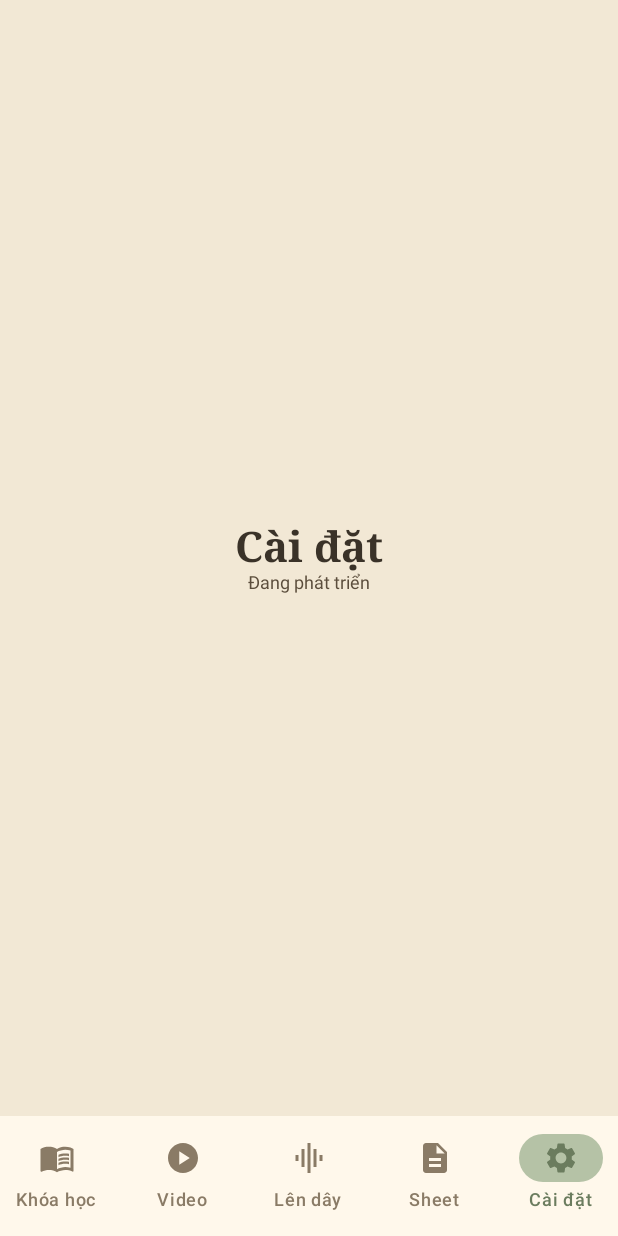
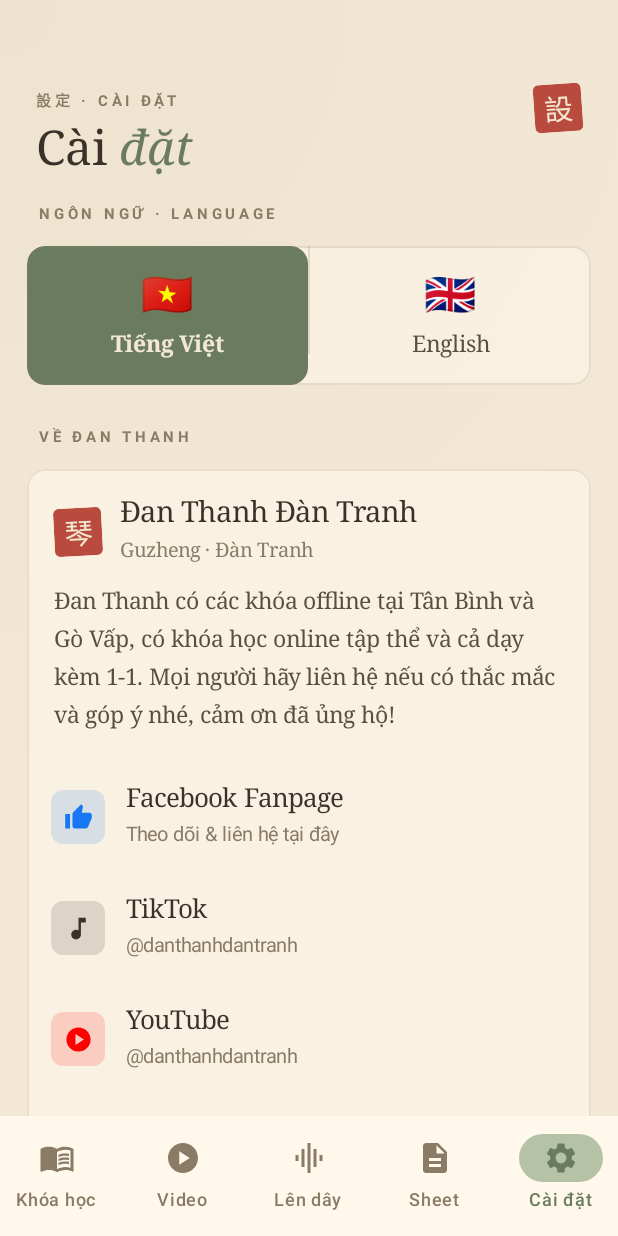
Before and after one commit to ntee22/AppHocDanTranh, an Android app built with Jetpack Compose: the SettingsTabRoute screen opened through its navigation route, on a phone screen of 412 x 824 dp. Run offline under Robolectric (Android 15) with nearby library versions, the phone set to English and light mode, and no system bars.

Commit message:
feat(android): build the Settings tab
Language toggle, About card with the four social links, rate/share/email
rows, version row and footer. Ported from iOS SettingsView.

Two deviations, both agreed: the Tuner sensitivity section is omitted
until the Tuner tab exists, and the store rows point at
market://details?id=... so they start working the moment the Play listing
goes live, with no re-release.

Enables buildConfig so the version row reads BuildConfig.VERSION_NAME.

Co-Authored-By: Claude Opus 5 (1M context) <noreply@anthropic.com>
Claude-Session: https://claude.ai/code/session_016qZuMzUgZAjXi3pVxbD5dD

```diff
--- a/android/app/build.gradle.kts
+++ b/android/app/build.gradle.kts
@@ -41,6 +41,8 @@ android {
     }
     buildFeatures {
         compose = true
+        // Settings shows the version name; BuildConfig is the compile-time source for it.
+        buildConfig = true
     }
     testOptions {
         unitTests {
--- a/android/app/src/main/java/vn/hocdantranh/guzheng/ui/MainScaffold.kt
+++ b/android/app/src/main/java/vn/hocdantranh/guzheng/ui/MainScaffold.kt
@@ -27,6 +27,7 @@ import androidx.navigation.compose.rememberNavController
 import androidx.navigation.navArgument
 import vn.hocdantranh.guzheng.ui.lessons.LessonDetailRoute
 import vn.hocdantranh.guzheng.ui.lessons.LessonsRoute
+import vn.hocdantranh.guzheng.ui.settings.SettingsTabRoute
 import vn.hocdantranh.guzheng.ui.sheet.SheetPageZoomScreen
 import vn.hocdantranh.guzheng.ui.sheet.SheetRoute
 import vn.hocdantranh.guzheng.ui.sheet.SheetViewModel
@@ -161,11 +162,16 @@ fun MainScaffold() {
                 }
             }
 
+            composable(Destination.SETTINGS.route) {
+                SettingsTabRoute()
+            }
+
             Destination.entries
                 .filterNot {
                     it == Destination.LESSONS ||
                         it == Destination.VIDEO ||
-                        it == Destination.SHEET
+                        it == Destination.SHEET ||
+                        it == Destination.SETTINGS
                 }
                 .forEach { destination ->
                     composable(destination.route) {
--- /dev/null
+++ b/android/app/src/main/java/vn/hocdantranh/guzheng/ui/settings/SettingsLinks.kt
@@ -0,0 +1,30 @@
+package vn.hocdantranh.guzheng.ui.settings
+
+/**
+ * Every outbound destination the Settings screen offers.
+ *
+ * Kept as plain constants in one file so the URLs can be checked at a glance and unit
+ * tested — a typo here is invisible until someone taps the row on a real phone.
+ */
+object SettingsLinks {
+    const val FACEBOOK = "https://www.facebook.com/dantranhhcm"
+    const val TIKTOK = "https://www.tiktok.com/@danthanhdantranh"
+    const val YOUTUBE = "https://www.youtube.com/@danthanhdantranh"
+    const val SHOPEE =
+        "https://shopee.vn/danthanhdantranh?categoryId=100630&entryPoint=ShopByPDP&itemId=26115698334"
+    const val EMAIL = "danthanhdantranh@gmail.com"
+
+    /** The app's own id; both store links are built from it. */
+    const val PACKAGE = "vn.hocdantranh.guzheng"
+
+    /**
+     * Opens the Play Store app directly. Resolves only once the listing is live, so the
+     * caller must fall back to [playStoreWebUrl] when no activity handles it.
+     */
+    fun playStoreAppUrl(packageName: String = PACKAGE): String =
+        "market://details?id=$packageName"
+
+    /** Browser form of the listing, and the URL shared in the share sheet. */
+    fun playStoreWebUrl(packageName: String = PACKAGE): String =
+        "https://play.google.com/store/apps/details?id=$packageName"
+}
--- /dev/null
+++ b/android/app/src/main/java/vn/hocdantranh/guzheng/ui/settings/SettingsScreen.kt
@@ -0,0 +1,528 @@
+package vn.hocdantranh.guzheng.ui.settings
+
+import android.content.ActivityNotFoundException
+import android.content.Context
+import android.content.Intent
+import android.net.Uri
+import android.widget.Toast
+import androidx.compose.animation.animateColorAsState
+import androidx.compose.foundation.background
+import androidx.compose.foundation.border
+import androidx.compose.foundation.clickable
+import androidx.compose.foundation.layout.Arrangement
+import androidx.compose.foundation.layout.Box
+import androidx.compose.foundation.layout.Column
+import androidx.compose.foundation.layout.PaddingValues
+import androidx.compose.foundation.layout.Row
+import androidx.compose.foundation.layout.fillMaxSize
+import androidx.compose.foundation.layout.fillMaxWidth
+import androidx.compose.foundation.layout.height
+import androidx.compose.foundation.layout.padding
+import androidx.compose.foundation.layout.size
+import androidx.compose.foundation.layout.width
+import androidx.compose.foundation.rememberScrollState
+import androidx.compose.foundation.shape.RoundedCornerShape
+import androidx.compose.foundation.verticalScroll
+import androidx.compose.material.icons.Icons
+import androidx.compose.material.icons.filled.Email
+import androidx.compose.material.icons.filled.Info
+import androidx.compose.material.icons.filled.MusicNote
+import androidx.compose.material.icons.filled.PlayCircle
+import androidx.compose.material.icons.filled.Share
+import androidx.compose.material.icons.filled.ShoppingCart
+import androidx.compose.material.icons.filled.Star
+import androidx.compose.material.icons.filled.ThumbUp
+import androidx.compose.material3.Icon
+import androidx.compose.material3.Text
+import androidx.compose.runtime.Composable
+import androidx.compose.runtime.getValue
+import androidx.compose.ui.Alignment
+import androidx.compose.ui.Modifier
+import androidx.compose.ui.draw.clip
+import androidx.compose.ui.graphics.Color
+import androidx.compose.ui.graphics.vector.ImageVector
+import androidx.compose.ui.platform.LocalContext
+import androidx.compose.ui.res.stringResource
+import androidx.compose.ui.text.SpanStyle
+import androidx.compose.ui.text.buildAnnotatedString
+import androidx.compose.ui.text.font.FontFamily
+import androidx.compose.ui.text.font.FontStyle
+import androidx.compose.ui.text.font.FontWeight
+import androidx.compose.ui.text.style.TextAlign
+import androidx.compose.ui.text.withStyle
+import androidx.compose.ui.unit.dp
+import androidx.compose.ui.unit.sp
+import vn.hocdantranh.guzheng.BuildConfig
+import vn.hocdantranh.guzheng.R
+import vn.hocdantranh.guzheng.ui.components.InkSeal
+import vn.hocdantranh.guzheng.ui.components.OverlineLabel
+import vn.hocdantranh.guzheng.ui.components.PaperBackground
+import vn.hocdantranh.guzheng.ui.theme.VintageColors
+
+/** Brand colours for the social rows — deliberately off-palette, as on iOS. */
+private val FacebookBlue = Color(0xFF1877F2)
+private val YouTubeRed = Color(0xFFFF0000)
+private val ShopeeOrange = Color(0xFFEE4D2D)
+
+@Composable
+fun SettingsRoute(
+    language: String,
+    onLanguageChange: (String) -> Unit,
+) {
+    val context = LocalContext.current
+    val openFailed = stringResource(R.string.settings_open_failed)
+    val shareText = stringResource(
+        R.string.settings_share_text,
+        SettingsLinks.playStoreWebUrl(),
+    )
+    val shareChooser = stringResource(R.string.settings_share_chooser)
+    val emailSubject = stringResource(R.string.settings_feedback_subject)
+
+    SettingsScreen(
+        language = language,
+        versionName = BuildConfig.VERSION_NAME,
+        onLanguageChange = onLanguageChange,
+        onOpenUrl = { url -> context.openUrl(url, openFailed) },
+        onRate = { context.openPlayStore(openFailed) },
+        onShare = { context.shareText(shareText, shareChooser, openFailed) },
+        onEmail = { context.sendEmail(SettingsLinks.EMAIL, emailSubject, openFailed) },
+    )
+}
+
+@Composable
+fun SettingsScreen(
+    language: String,
+    versionName: String,
+    onLanguageChange: (String) -> Unit,
+    onOpenUrl: (String) -> Unit,
+    onRate: () -> Unit,
+    onShare: () -> Unit,
+    onEmail: () -> Unit,
+) {
+    Box(Modifier.fillMaxSize()) {
+        PaperBackground()
+
+        Column(
+            Modifier
+                .fillMaxSize()
+                .verticalScroll(rememberScrollState())
+                .padding(bottom = 110.dp)
+        ) {
+            Header()
+
+            LanguageSelector(
+                language = language,
+                onLanguageChange = onLanguageChange,
+                modifier = Modifier
+                    .padding(horizontal = 18.dp)
+                    .padding(bottom = 24.dp),
+            )
+
+            SettingsSection(title = stringResource(R.string.settings_section_about)) {
+                BioCard()
+                SettingsRow(
+                    icon = Icons.Filled.ThumbUp,
+                    iconColor = FacebookBlue,
+                    title = stringResource(R.string.settings_facebook_title),
+                    subtitle = stringResource(R.string.settings_facebook_subtitle),
+                    onClick = { onOpenUrl(SettingsLinks.FACEBOOK) },
+                )
+                SettingsRow(
+                    icon = Icons.Filled.MusicNote,
+                    iconColor = VintageColors.inkDark,
+                    title = stringResource(R.string.settings_tiktok_title),
+                    subtitle = stringResource(R.string.settings_tiktok_subtitle),
+                    onClick = { onOpenUrl(SettingsLinks.TIKTOK) },
+                )
+                SettingsRow(
+                    icon = Icons.Filled.PlayCircle,
+                    iconColor = YouTubeRed,
+                    title = stringResource(R.string.settings_youtube_title),
+                    subtitle = stringResource(R.string.settings_youtube_subtitle),
+                    onClick = { onOpenUrl(SettingsLinks.YOUTUBE) },
+                )
+                SettingsRow(
+                    icon = Icons.Filled.ShoppingCart,
+                    iconColor = ShopeeOrange,
+                    title = stringResource(R.string.settings_shopee_title),
+                    subtitle = stringResource(R.string.settings_shopee_subtitle),
+                    onClick = { onOpenUrl(SettingsLinks.SHOPEE) },
+                )
+            }
+
+            SettingsSection(title = stringResource(R.string.settings_section_app)) {
+                SettingsRow(
+                    icon = Icons.Filled.Star,
+                    iconColor = VintageColors.vintageGold,
+                    title = stringResource(R.string.settings_rate_title),
+                    subtitle = stringResource(R.string.settings_rate_subtitle),
+                    onClick = onRate,
+                )
+                SettingsRow(
+                    icon = Icons.Filled.Share,
+                    iconColor = VintageColors.sageDark,
+                    title = stringResource(R.string.settings_share_title),
+                    subtitle = stringResource(R.string.settings_share_subtitle),
+                    onClick = onShare,
+                )
+                SettingsRow(
+                    icon = Icons.Filled.Email,
+                    iconColor = VintageColors.inkMuted,
+                    title = stringResource(R.string.settings_feedback_title),
+                    subtitle = stringResource(R.string.settings_feedback_subtitle),
+                    onClick = onEmail,
+                )
+            }
+
+            SettingsSection(title = stringResource(R.string.settings_section_info)) {
+                VersionRow(versionName = versionName)
+            }
+
+            Footer()
+        }
+    }
+}
+
+@Composable
+private fun Header() {
+    Row(
+        Modifier
+            .fillMaxWidth()
+            .padding(horizontal = 24.dp)
+            .padding(top = 56.dp, bottom = 14.dp),
+        verticalAlignment = Alignment.Top,
+    ) {
+        Column(
+            Modifier.weight(1f),
+            verticalArrangement = Arrangement.spacedBy(2.dp),
+        ) {
+            OverlineLabel(text = stringResource(R.string.settings_overline))
+            Text(
+                text = buildAnnotatedString {
+                    withStyle(SpanStyle(color = VintageColors.inkDark)) {
+                        append(stringResource(R.string.settings_header_title))
+                    }
+                    withStyle(
+                        SpanStyle(
+                            color = VintageColors.sageDark,
+                            fontStyle = FontStyle.Italic,
+                        )
+                    ) {
+                        append(stringResource(R.string.settings_header_accent))
+                    }
+                },
+                fontSize = 32.sp,
+                fontWeight = FontWeight.Medium,
+                fontFamily = FontFamily.Serif,
+            )
+        }
+        InkSeal(char = "設", size = 32.dp)
+    }
+}
+
+@Composable
+private fun LanguageSelector(
+    language: String,
+    onLanguageChange: (String) -> Unit,
+    modifier: Modifier = Modifier,
+) {
+    Column(modifier, verticalArrangement = Arrangement.spacedBy(10.dp)) {
+        OverlineLabel(
+            text = stringResource(R.string.settings_language_overline),
+            modifier = Modifier.padding(horizontal = 8.dp),
+        )
+        Row(
+            Modifier
+                .fillMaxWidth()
+                .clip(RoundedCornerShape(12.dp))
+                .background(VintageColors.paperWarm.copy(alpha = 0.55f))
+                .border(
+                    1.dp,
+                    VintageColors.inkMuted.copy(alpha = 0.18f),
+                    RoundedCornerShape(12.dp),
+                ),
+        ) {
+            LanguageButton(
+                flag = "🇻🇳",
+                label = stringResource(R.string.settings_language_vi),
+                selected = language == "vi",
+                onClick = { onLanguageChange("vi") },
+                modifier = Modifier.weight(1f),
+            )
+            Box(
+                Modifier
+                    .width(1.dp)
+                    .height(72.dp)
+                    .background(VintageColors.inkMuted.copy(alpha = 0.2f))
+            )
+            LanguageButton(
+                flag = "🇬🇧",
+                label = stringResource(R.string.settings_language_en),
+                selected = language == "en",
+                onClick = { onLanguageChange("en") },
+                modifier = Modifier.weight(1f),
+            )
+        }
+    }
+}
+
+@Composable
+private fun LanguageButton(
+    flag: String,
+    label: String,
+    selected: Boolean,
+    onClick: () -> Unit,
+    modifier: Modifier = Modifier,
+) {
+    val background by animateColorAsState(
+        targetValue = if (selected) VintageColors.sageDark else Color.Transparent,
+        label = "lang-bg",
+    )
+    Column(
+        modifier
+            .clip(RoundedCornerShape(12.dp))
+            .background(background)
+            .clickable(onClick = onClick)
+            .padding(vertical = 16.dp),
+        horizontalAlignment = Alignment.CenterHorizontally,
+        verticalArrangement = Arrangement.spacedBy(6.dp),
+    ) {
+        Text(text = flag, fontSize = 28.sp)
+        Text(
+            text = label,
+            color = if (selected) VintageColors.paper else VintageColors.inkSoft,
+            fontSize = 15.sp,
+            fontWeight = if (selected) FontWeight.SemiBold else FontWeight.Normal,
+            fontFamily = FontFamily.Serif,
+        )
+    }
+}
+
+@Composable
+private fun SettingsSection(title: String, content: @Composable () -> Unit) {
+    Column(Modifier.padding(bottom = 24.dp)) {
+        OverlineLabel(
+            text = title,
+            modifier = Modifier.padding(start = 26.dp, bottom = 10.dp),
+        )
+        Column(
+            Modifier
+                .padding(horizontal = 18.dp)
+                .fillMaxWidth()
+                .clip(RoundedCornerShape(12.dp))
+                .background(VintageColors.paperWarm.copy(alpha = 0.6f))
+                .border(
+                    1.dp,
+                    VintageColors.woodDark.copy(alpha = 0.15f),
+                    RoundedCornerShape(12.dp),
+                ),
+            content = { content() },
+        )
+    }
+}
+
+@Composable
+private fun BioCard() {
+    Column(
+        Modifier
+            .fillMaxWidth()
+            .padding(18.dp),
+        verticalArrangement = Arrangement.spacedBy(10.dp),
+    ) {
+        Row(
+            horizontalArrangement = Arrangement.spacedBy(12.dp),
+            verticalAlignment = Alignment.CenterVertically,
+        ) {
+            InkSeal(char = "琴", size = 32.dp, rotate = -3f)
+            Column(verticalArrangement = Arrangement.spacedBy(3.dp)) {
+                Text(
+                    text = stringResource(R.string.settings_bio_name),
+                    color = VintageColors.inkDark,
+                    fontSize = 19.sp,
+                    fontWeight = FontWeight.Medium,
+                    fontFamily = FontFamily.Serif,
+                )
+                Text(
+                    text = stringResource(R.string.settings_bio_subtitle),
+                    color = VintageColors.inkMuted,
+                    fontSize = 13.sp,
+                    fontFamily = FontFamily.Serif,
+                )
+            }
+        }
+        Text(
+            text = stringResource(R.string.settings_bio_body),
+            color = VintageColors.inkSoft,
+            fontSize = 15.sp,
+            lineHeight = 25.sp,
+            fontFamily = FontFamily.Serif,
+        )
+    }
+}
+
+@Composable
+private fun SettingsRow(
+    icon: ImageVector,
+    iconColor: Color,
+    title: String,
+    subtitle: String,
+    onClick: () -> Unit,
+) {
+    Row(
+        Modifier
+            .fillMaxWidth()
+            .clickable(onClick = onClick)
+            .padding(horizontal = 16.dp, vertical = 14.dp),
+        horizontalArrangement = Arrangement.spacedBy(14.dp),
+        verticalAlignment = Alignment.CenterVertically,
+    ) {
+        Box(
+            Modifier
+                .size(36.dp)
+                .clip(RoundedCornerShape(8.dp))
+                .background(iconColor.copy(alpha = 0.15f)),
+            contentAlignment = Alignment.Center,
+        ) {
+            Icon(icon, contentDescription = null, tint = iconColor, modifier = Modifier.size(19.dp))
+        }
+        Column(Modifier.weight(1f), verticalArrangement = Arrangement.spacedBy(2.dp)) {
+            Text(
+                text = title,
+                color = VintageColors.inkDark,
+                fontSize = 17.sp,
+                fontFamily = FontFamily.Serif,
+            )
+            Text(
+                text = subtitle,
+                color = VintageColors.inkMuted,
+                fontSize = 13.sp,
+            )
+        }
+    }
+}
+
+@Composable
+private fun VersionRow(versionName: String) {
+    Row(
+        Modifier
+            .fillMaxWidth()
+            .padding(horizontal = 16.dp, vertical = 14.dp),
+        horizontalArrangement = Arrangement.spacedBy(14.dp),
+        verticalAlignment = Alignment.CenterVertically,
+    ) {
+        Box(
+            Modifier
+                .size(36.dp)
+                .clip(RoundedCornerShape(8.dp))
+                .background(VintageColors.inkMuted.copy(alpha = 0.12f)),
+            contentAlignment = Alignment.Center,
+        ) {
+            Icon(
+                Icons.Filled.Info,
+                contentDescription = null,
+                tint = VintageColors.inkMuted,
+                modifier = Modifier.size(19.dp),
+            )
+        }
+        Text(
+            text = stringResource(R.string.settings_version),
+            color = VintageColors.inkDark,
+            fontSize = 17.sp,
+            fontFamily = FontFamily.Serif,
+            modifier = Modifier.weight(1f),
+        )
+        Text(
+            text = versionName,
+            color = VintageColors.inkMuted,
+            fontSize = 15.sp,
+            fontStyle = FontStyle.Italic,
+            fontFamily = FontFamily.Serif,
+        )
+    }
+}
+
+@Composable
+private fun Footer() {
+    Column(
+        Modifier
+            .fillMaxWidth()
+            .padding(top = 24.dp),
+        horizontalAlignment = Alignment.CenterHorizontally,
+        verticalArrangement = Arrangement.spacedBy(6.dp),
+    ) {
+        Text(
+            text = "· 琴 ·",
+            color = VintageColors.inkMuted.copy(alpha = 0.5f),
+            fontSize = 24.sp,
+            fontFamily = FontFamily.Serif,
+        )
+        Text(
+            text = stringResource(R.string.settings_footer_tagline),
+            color = VintageColors.inkMuted.copy(alpha = 0.6f),
+            fontSize = 13.sp,
+            fontStyle = FontStyle.Italic,
+            fontFamily = FontFamily.Serif,
+            textAlign = TextAlign.Center,
+        )
+        Text(
+            text = stringResource(R.string.settings_footer_copyright),
+            color = VintageColors.inkMuted.copy(alpha = 0.4f),
+            fontSize = 12.sp,
+            fontFamily = FontFamily.Serif,
+            textAlign = TextAlign.Center,
+        )
+    }
+}
+
+// MARK: - Intent helpers
+//
+// Every one of these can fail on a phone with no browser, mail client or Play Store, so
+// they all funnel through the same toast rather than letting ActivityNotFoundException
+// crash the app.
+
+private fun Context.openUrl(url: String, failureMessage: String) {
+    try {
+        startActivity(Intent(Intent.ACTION_VIEW, Uri.parse(url)))
+    } catch (e: ActivityNotFoundException) {
+        Toast.makeText(this, failureMessage, Toast.LENGTH_SHORT).show()
+    }
+}
+
+/**
+ * Prefers the Play Store app, falling back to the browser.
+ *
+ * Both legs fail today because the listing does not exist yet; once it is published this
+ * starts working with no code change.
+ */
+private fun Context.openPlayStore(failureMessage: String) {
+    try {
+        startActivity(Intent(Intent.ACTION_VIEW, Uri.parse(SettingsLinks.playStoreAppUrl())))
+    } catch (e: ActivityNotFoundException) {
+        openUrl(SettingsLinks.playStoreWebUrl(), failureMessage)
+    }
+}
+
+private fun Context.shareText(text: String, chooserTitle: String, failureMessage: String) {
+    val intent = Intent(Intent.ACTION_SEND).apply {
+        type = "text/plain"
+        putExtra(Intent.EXTRA_TEXT, text)
+    }
+    try {
+        startActivity(Intent.createChooser(intent, chooserTitle))
+    } catch (e: ActivityNotFoundException) {
+        Toast.makeText(this, failureMessage, Toast.LENGTH_SHORT).show()
+    }
+}
+
+private fun Context.sendEmail(address: String, subject: String, failureMessage: String) {
+    // ACTION_SENDTO with a mailto: URI reaches only mail apps, unlike ACTION_SEND which
+    // would offer every share target on the phone.
+    val intent = Intent(Intent.ACTION_SENDTO, Uri.parse("mailto:$address")).apply {
+        putExtra(Intent.EXTRA_SUBJECT, subject)
+    }
+    try {
+        startActivity(intent)
+    } catch (e: ActivityNotFoundException) {
+        Toast.makeText(this, failureMessage, Toast.LENGTH_SHORT).show()
+    }
+}
--- /dev/null
+++ b/android/app/src/main/java/vn/hocdantranh/guzheng/ui/settings/SettingsTabRoute.kt
@@ -0,0 +1,37 @@
+package vn.hocdantranh.guzheng.ui.settings
+
+import androidx.compose.runtime.Composable
+import androidx.compose.runtime.collectAsState
+import androidx.compose.runtime.getValue
+import androidx.compose.runtime.remember
+import androidx.compose.runtime.rememberCoroutineScope
+import androidx.compose.ui.platform.LocalContext
+import kotlinx.coroutines.launch
+import vn.hocdantranh.guzheng.data.prefs.AppPrefs
+import vn.hocdantranh.guzheng.ui.LocaleController
+
+/**
+ * Owns the language preference so [SettingsScreen] stays a pure function of its inputs.
+ *
+ * Writing the preference and applying the locale are deliberately separate steps: the
+ * write is what survives a restart, while [LocaleController.apply] is what re-renders the
+ * UI now. Skipping either one produces the bug where the toggle looks like it worked but
+ * reverts on next launch — or changes nothing until relaunch.
+ */
+@Composable
+fun SettingsTabRoute() {
+    val context = LocalContext.current
+    val scope = rememberCoroutineScope()
+    val prefs = remember(context) { AppPrefs(context.applicationContext) }
+    val language by prefs.language.collectAsState(initial = AppPrefs.DEFAULT)
+
+    SettingsRoute(
+        language = language,
+        onLanguageChange = { code ->
+            scope.launch {
+                prefs.setLanguage(code)
+                LocaleController.apply(code)
+            }
+        },
+    )
+}
--- a/android/app/src/main/res/values/strings.xml
+++ b/android/app/src/main/res/values/strings.xml
@@ -88,4 +88,38 @@
     <string name="sheet_page_number">Trang %1$d</string>
     <string name="sheet_zoom_hint">🤏 Chụm để phóng to · 👆👆 Nhấp đúp để reset</string>
     <string name="sheet_zoom_close">Đóng</string>
+    <!-- Settings tab -->
+    <string name="settings_overline">設定 · Cài đặt</string>
+    <string name="settings_header_title">"Cài "</string>
+    <string name="settings_header_accent">đặt</string>
+    <string name="settings_language_overline">Ngôn ngữ · Language</string>
+    <string name="settings_language_vi">Tiếng Việt</string>
+    <string name="settings_language_en">English</string>
+    <string name="settings_section_about">Về Đan Thanh</string>
+    <string name="settings_bio_name">Đan Thanh Đàn Tranh</string>
+    <string name="settings_bio_subtitle">Guzheng · Đàn Tranh</string>
+    <string name="settings_bio_body">Đan Thanh có các khóa offline tại Tân Bình và Gò Vấp, có khóa học online tập thể và cả dạy kèm 1-1. Mọi người hãy liên hệ nếu có thắc mắc và góp ý nhé, cảm ơn đã ủng hộ!</string>
+    <string name="settings_facebook_title">Facebook Fanpage</string>
+    <string name="settings_facebook_subtitle">Theo dõi &amp; liên hệ tại đây</string>
+    <string name="settings_tiktok_title">TikTok</string>
+    <string name="settings_tiktok_subtitle">@danthanhdantranh</string>
+    <string name="settings_youtube_title">YouTube</string>
+    <string name="settings_youtube_subtitle">@danthanhdantranh</string>
+    <string name="settings_shopee_title">Shopee — Mua đàn &amp; phụ kiện</string>
+    <string name="settings_shopee_subtitle">Guzheng, móng gảy, phụ kiện — sale liên tục! 🛍️</string>
+    <string name="settings_section_app">Ứng dụng</string>
+    <string name="settings_rate_title">Đánh giá 5 sao ⭐⭐⭐⭐⭐</string>
+    <string name="settings_rate_subtitle">App được tạo ra bởi rất nhiều đam mê và cà phê ☕</string>
+    <string name="settings_share_title">Chia sẻ ứng dụng</string>
+    <string name="settings_share_subtitle">Giới thiệu bạn bè cùng học Guzheng</string>
+    <string name="settings_share_text">Mình đang học Guzheng với app Học Đàn Tranh, rất hay! Bạn thử xem: %1$s</string>
+    <string name="settings_share_chooser">Chia sẻ ứng dụng</string>
+    <string name="settings_feedback_title">Góp ý &amp; Liên hệ</string>
+    <string name="settings_feedback_subtitle">Gửi email cho chúng mình</string>
+    <string name="settings_feedback_subject">Góp ý app Học Đàn Tranh</string>
+    <string name="settings_section_info">Thông tin</string>
+    <string name="settings_version">Phiên bản</string>
+    <string name="settings_footer_tagline">Made with 💚 &amp; ☕ in Việt Nam</string>
+    <string name="settings_footer_copyright">© 2025 Đan Thanh Đàn Tranh</string>
+    <string name="settings_open_failed">Không mở được liên kết</string>
 </resources>
```
Also changed, not shown: 2 other files.
